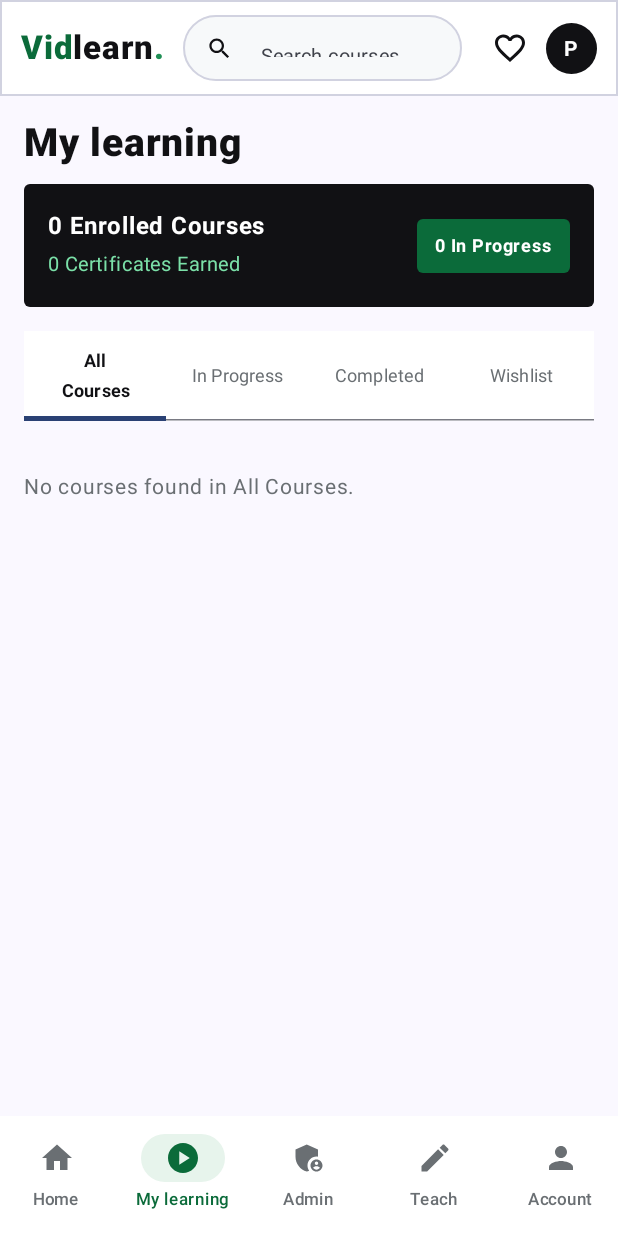
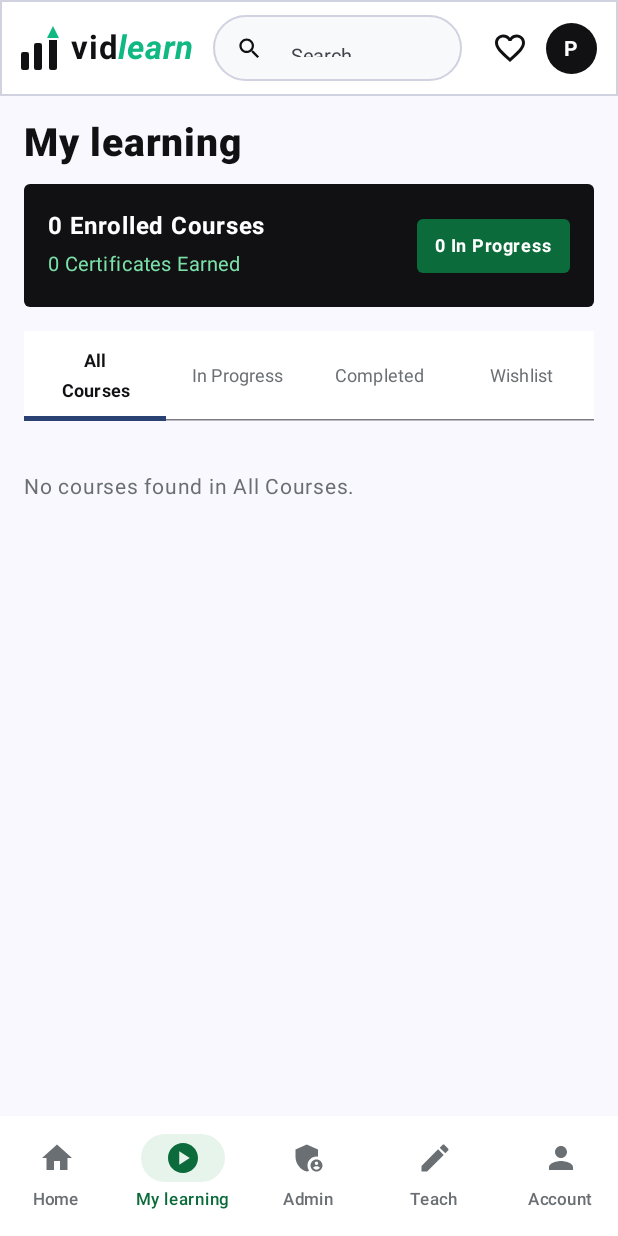
Before and after one commit to praisecyber/VIDLEARN, an Android app built with Jetpack Compose: the screen it shows after launch (MainActivity), item 2 of the bottom bar chosen, on a phone screen of 412 x 824 dp. Run offline under Robolectric (Android 15) with nearby library versions, the phone set to English and light mode, and no system bars; pictures from the network do not load.

Commit message:
Update app logo and splash screen to match official brand guide icon (3 bars with green tip)

```diff
--- a/VIDLEARN/app/src/main/java/com/vidlearn/ui/components/CommonComponents.kt
+++ b/VIDLEARN/app/src/main/java/com/vidlearn/ui/components/CommonComponents.kt
@@ -65,6 +65,7 @@ import androidx.compose.ui.draw.clip
 import androidx.compose.ui.graphics.Color
 import androidx.compose.ui.text.SpanStyle
 import androidx.compose.ui.text.buildAnnotatedString
+import androidx.compose.ui.text.font.FontStyle
 import androidx.compose.ui.text.font.FontWeight
 import androidx.compose.ui.text.style.TextOverflow
 import androidx.compose.ui.text.withStyle
@@ -81,28 +82,84 @@ val MutedText = Color(0xFF6A6F73)
 val StarYellow = Color(0xFFE59819)
 
 @Composable
+fun VidlearnEmblem(
+    modifier: Modifier = Modifier,
+    light: Boolean = false,
+    scaleFactor: Float = 1.0f
+) {
+    val barColor = if (light) Color.White else DarkCharcoal
+    val tipColor = Color(0xFF10B981)
+
+    Row(
+        verticalAlignment = Alignment.Bottom,
+        horizontalArrangement = Arrangement.spacedBy((3 * scaleFactor).dp),
+        modifier = modifier
+    ) {
+        // Bar 1 (Short)
+        Box(
+            modifier = Modifier
+                .width((5 * scaleFactor).dp)
+                .height((12 * scaleFactor).dp)
+                .background(barColor, RoundedCornerShape((1.5f * scaleFactor).dp))
+        )
+        // Bar 2 (Medium)
+        Box(
+            modifier = Modifier
+                .width((5 * scaleFactor).dp)
+                .height((18 * scaleFactor).dp)
+                .background(barColor, RoundedCornerShape((1.5f * scaleFactor).dp))
+        )
+        // Bar 3 (Tall + Green Triangle Tip)
+        Column(
+            horizontalAlignment = Alignment.CenterHorizontally,
+            verticalArrangement = Arrangement.spacedBy((1 * scaleFactor).dp)
+        ) {
+            // Triangle tip
+            androidx.compose.foundation.Canvas(
+                modifier = Modifier.size((8 * scaleFactor).dp)
+            ) {
+                val path = androidx.compose.ui.graphics.Path().apply {
+                    moveTo(size.width / 2f, 0f)
+                    lineTo(size.width, size.height)
+                    lineTo(0f, size.height)
+                    close()
+                }
+                drawPath(path = path, color = tipColor)
+            }
+            // Pillar
+            Box(
+                modifier = Modifier
+                    .width((5 * scaleFactor).dp)
+                    .height((20 * scaleFactor).dp)
+                    .background(barColor, RoundedCornerShape(bottomStart = (1.5f * scaleFactor).dp, bottomEnd = (1.5f * scaleFactor).dp))
+            )
+        }
+    }
+}
+
+@Composable
 fun VidlearnLogo(
     modifier: Modifier = Modifier,
     light: Boolean = false,
+    fontSize: androidx.compose.ui.unit.TextUnit = 22.sp,
     onClick: (() -> Unit)? = null
 ) {
-    val annotatedString = buildAnnotatedString {
-        withStyle(SpanStyle(color = if (light) Color.White else PrimaryGreen, fontWeight = FontWeight.ExtraBold, fontSize = 22.sp)) {
-            append("Vid")
-        }
-        withStyle(SpanStyle(color = if (light) Color.White else DarkCharcoal, fontWeight = FontWeight.ExtraBold, fontSize = 22.sp)) {
-            append("learn")
-        }
-        withStyle(SpanStyle(color = SecondaryGreen, fontWeight = FontWeight.ExtraBold, fontSize = 22.sp)) {
-            append(".")
-        }
-    }
-
-    Box(
+    Row(
+        verticalAlignment = Alignment.CenterVertically,
+        horizontalArrangement = Arrangement.spacedBy(8.dp),
         modifier = modifier.then(
             if (onClick != null) Modifier.clickable { onClick() } else Modifier
         )
     ) {
+        VidlearnEmblem(light = light, scaleFactor = if (fontSize > 28.sp) 1.4f else 1.0f)
+        val annotatedString = buildAnnotatedString {
+            withStyle(SpanStyle(color = if (light) Color.White else DarkCharcoal, fontWeight = FontWeight.Bold, fontSize = fontSize)) {
+                append("vid")
+            }
+            withStyle(SpanStyle(color = Color(0xFF10B981), fontWeight = FontWeight.Bold, fontStyle = FontStyle.Italic, fontSize = fontSize)) {
+                append("learn")
+            }
+        }
         Text(text = annotatedString)
     }
 }
--- a/VIDLEARN/app/src/main/java/com/vidlearn/ui/screens/SplashScreen.kt
+++ b/VIDLEARN/app/src/main/java/com/vidlearn/ui/screens/SplashScreen.kt
@@ -21,10 +21,7 @@ import androidx.compose.foundation.layout.size
 import androidx.compose.foundation.layout.width
 import androidx.compose.foundation.shape.CircleShape
 import androidx.compose.foundation.shape.RoundedCornerShape
-import androidx.compose.material.icons.Icons
-import androidx.compose.material.icons.filled.PlayArrow
 import androidx.compose.material3.CircularProgressIndicator
-import androidx.compose.material3.Icon
 import androidx.compose.material3.Text
 import androidx.compose.runtime.Composable
 import androidx.compose.runtime.LaunchedEffect
@@ -37,15 +34,14 @@ import androidx.compose.ui.draw.clip
 import androidx.compose.ui.draw.scale
 import androidx.compose.ui.graphics.Brush
 import androidx.compose.ui.graphics.Color
-import androidx.compose.ui.text.SpanStyle
-import androidx.compose.ui.text.buildAnnotatedString
+import androidx.compose.ui.text.font.FontStyle
 import androidx.compose.ui.text.font.FontWeight
-import androidx.compose.ui.text.withStyle
 import androidx.compose.ui.unit.dp
 import androidx.compose.ui.unit.sp
 import com.vidlearn.ui.components.DarkCharcoal
 import com.vidlearn.ui.components.PrimaryGreen
 import com.vidlearn.ui.components.SecondaryGreen
+import com.vidlearn.ui.components.VidlearnEmblem
 import kotlinx.coroutines.delay
 
 @Composable
@@ -88,11 +84,11 @@ fun SplashScreen(
         )
     )
 
-    val logoGradient = Brush.linearGradient(
+    val iconGradient = Brush.linearGradient(
         colors = listOf(
+            Color(0xFF34D399),
             PrimaryGreen,
-            SecondaryGreen,
-            Color(0xFF10B981)
+            SecondaryGreen
         )
     )
 
@@ -109,63 +105,53 @@ fun SplashScreen(
                 .scale(scale.value)
                 .alpha(alpha.value)
         ) {
-            // Glowing outer ring + Logo Emblem
+            // Glowing outer ring + App Icon Green Badge
             Box(contentAlignment = Alignment.Center) {
                 // Pulse Glow Background
                 Box(
                     modifier = Modifier
-                        .size(120.dp)
+                        .size(130.dp)
                         .scale(pulseScale)
                         .clip(CircleShape)
-                        .background(PrimaryGreen.copy(alpha = 0.2f))
+                        .background(PrimaryGreen.copy(alpha = 0.25f))
                 )
 
-                // Main Logo Badge
+                // Main App Icon Badge (Green version from brand guide)
                 Box(
                     modifier = Modifier
                         .size(100.dp)
-                        .clip(RoundedCornerShape(24.dp))
-                        .background(logoGradient)
-                        .border(2.dp, Color(0xFF34D399).copy(alpha = 0.5f), RoundedCornerShape(24.dp)),
+                        .clip(RoundedCornerShape(26.dp))
+                        .background(iconGradient)
+                        .border(2.dp, Color(0xFF6EE7B7).copy(alpha = 0.6f), RoundedCornerShape(26.dp)),
                     contentAlignment = Alignment.Center
                 ) {
-                    Row(
-                        verticalAlignment = Alignment.CenterVertically,
-                        horizontalArrangement = Arrangement.Center
-                    ) {
-                        Text(
-                            text = "V",
-                            color = Color.White,
-                            fontSize = 44.sp,
-                            fontWeight = FontWeight.Black
-                        )
-                        Icon(
-                            imageVector = Icons.Filled.PlayArrow,
-                            contentDescription = null,
-                            tint = Color.White,
-                            modifier = Modifier.size(32.dp)
-                        )
-                    }
+                    VidlearnEmblem(light = true, scaleFactor = 2.2f)
                 }
             }
 
-            Spacer(modifier = Modifier.height(28.dp))
+            Spacer(modifier = Modifier.height(30.dp))
 
-            // Animated Brand Name Title
-            val annotatedLogo = buildAnnotatedString {
-                withStyle(SpanStyle(color = Color.White, fontWeight = FontWeight.ExtraBold, fontSize = 40.sp)) {
-                    append("Vid")
-                }
-                withStyle(SpanStyle(color = Color(0xFF34D399), fontWeight = FontWeight.ExtraBold, fontSize = 40.sp)) {
-                    append("learn")
-                }
-                withStyle(SpanStyle(color = SecondaryGreen, fontWeight = FontWeight.ExtraBold, fontSize = 40.sp)) {
-                    append(".")
-                }
+            // Official Logo Typography: vid (bold) + learn (bold italic green)
+            Row(
+                verticalAlignment = Alignment.CenterVertically,
+                horizontalArrangement = Arrangement.spacedBy(8.dp)
+            ) {
+                Text(
+                    text = "vid",
+                    color = Color.White,
+                    fontSize = 42.sp,
+                    fontWeight = FontWeight.Bold
+                )
+                Text(
+                    text = "learn",
+                    color = Color(0xFF34D399),
+                    fontSize = 42.sp,
+                    fontWeight = FontWeight.Bold,
+                    fontStyle = FontStyle.Italic
+                )
             }
-            Text(text = annotatedLogo)
 
-            Spacer(modifier = Modifier.height(8.dp))
+            Spacer(modifier = Modifier.height(10.dp))
 
             // Tagline Pill Badge
             Box(
```
